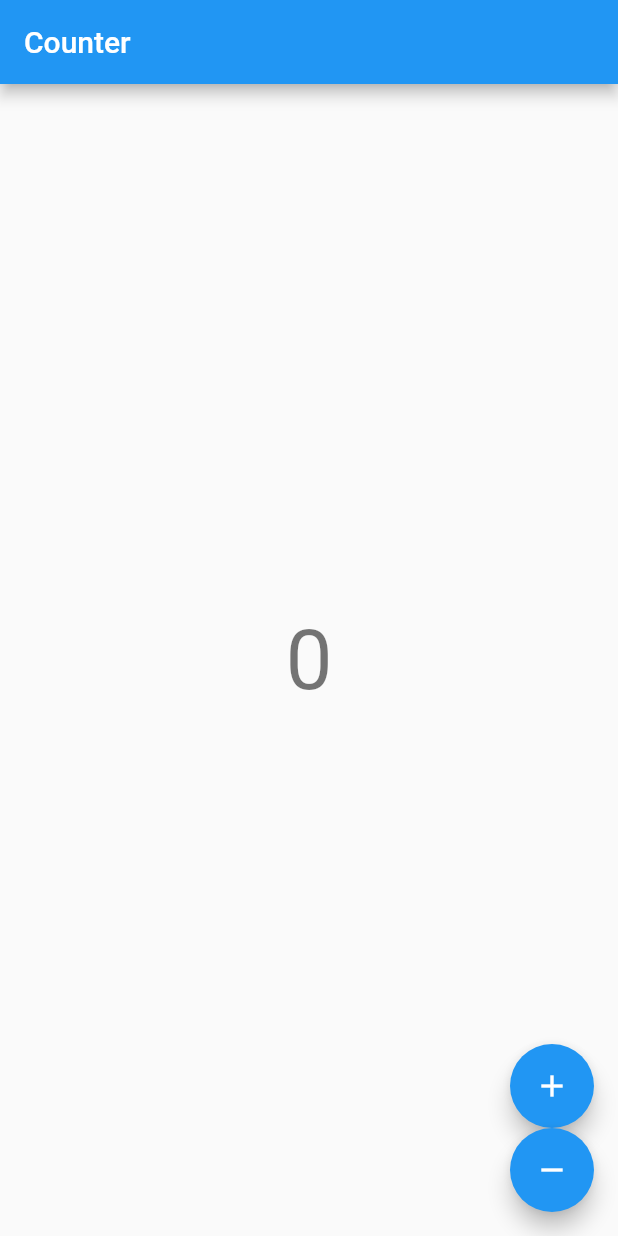
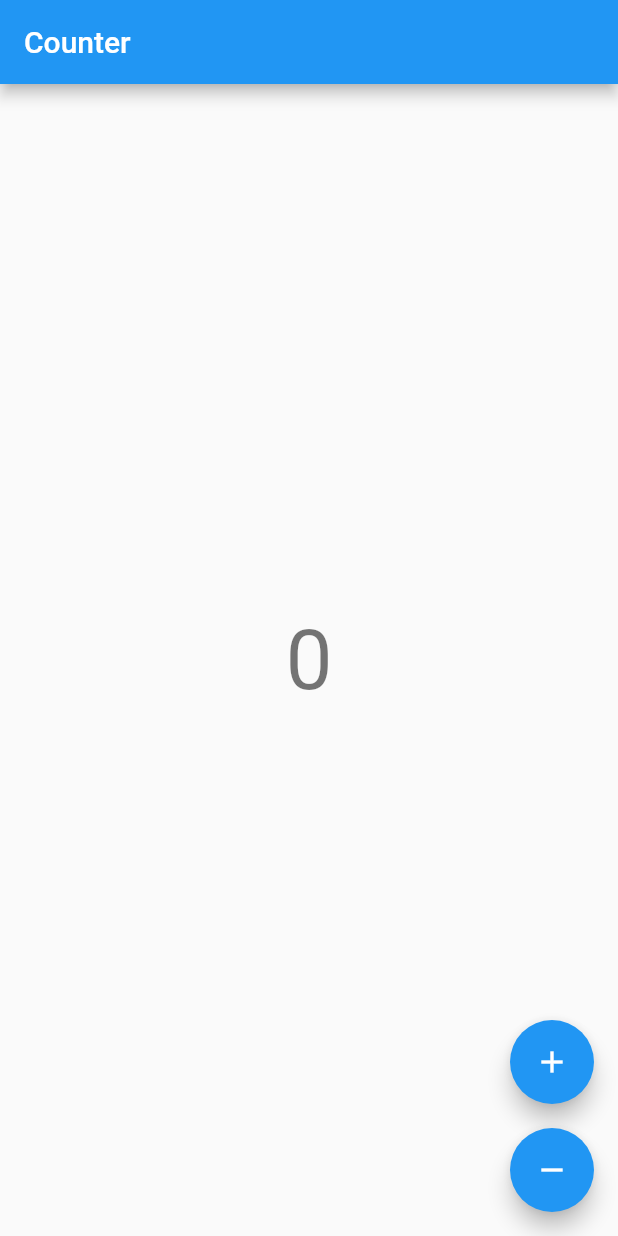
Before and after one commit to willsantos/AluraFlutter, a Flutter app: the screen it shows after launch, on a phone screen of 412 x 824 dp. Run offline on Flutter 3.47's test engine with Material 2 defaults, Android fonts, the phone set to English and light mode, and no system bars; our stand-ins replace flutter_bloc, flutter_dotenv, sqflite; missing offline and left inert: http_interceptor; accounts and stored records are empty.

Commit message:
:lipstick: Increase space between buttons
Only add space between buttons

```diff
--- a/lib/screens/counter/counter.dart
+++ b/lib/screens/counter/counter.dart
@@ -36,7 +36,7 @@ class CounterView extends StatelessWidget {
             child: const Icon(Icons.add),
             onPressed: () => context.read<CounterCubit>().increment(),
           ),
-          const SizedBox(height: 0),
+          const SizedBox(height: 16),
           FloatingActionButton(
             child: const Icon(Icons.remove),
             onPressed: () => context.read<CounterCubit>().decrement(),
```
